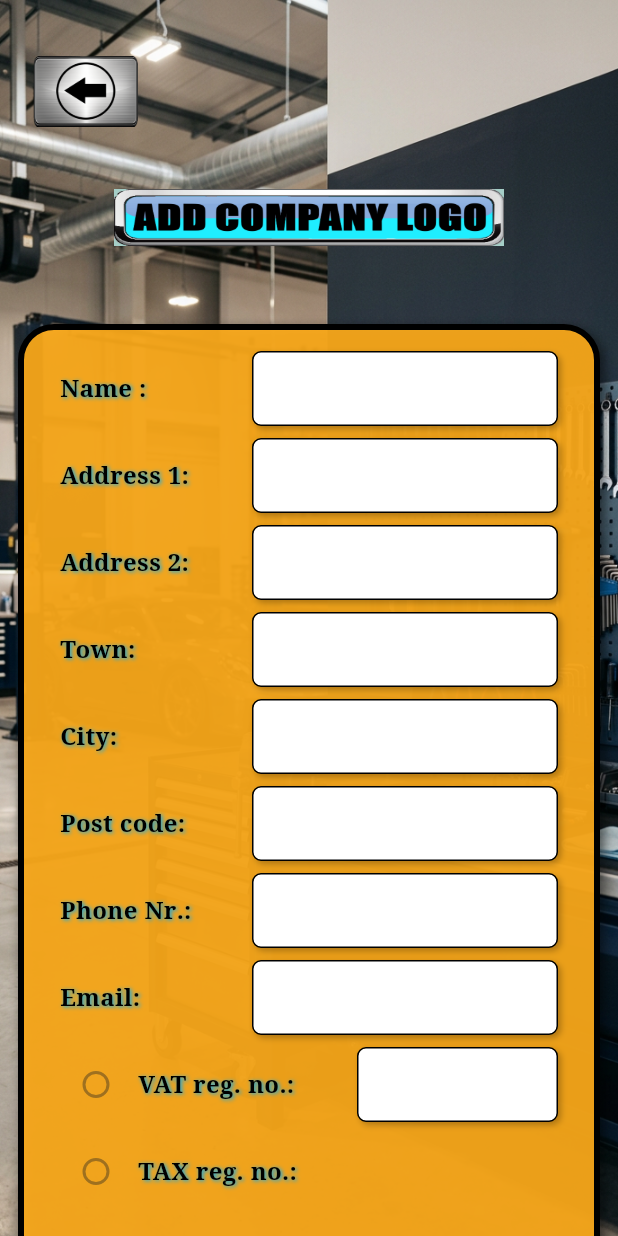
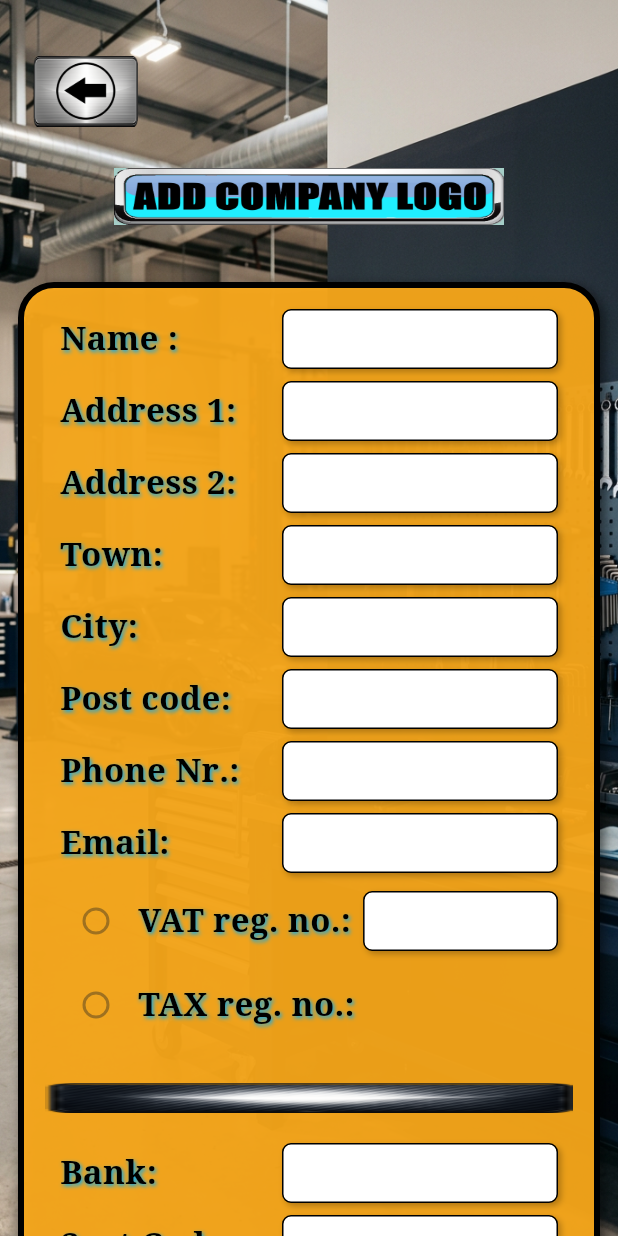
Before and after one commit to robkemazas/pgm, a Flutter app: the GarageInfoScreen screen opened directly, on a phone screen of 412 x 824 dp. Run offline on Flutter 3.47's test engine with Material 3 defaults, Android fonts, the phone set to English and light mode, and no system bars; our stand-ins replace drift, drift_flutter; accounts and stored records are empty; generated files the repository leaves out were written again.

Commit message:
Tighten and resize Garage Info layout.
Smaller edit boxes, bigger label font, taller company logo, smaller top gaps, with comments.

Generated with Devin

Co-Authored-By: Devin <158243242+devin-ai-integration[bot]@users.noreply.github.com>

```diff
--- a/lib/screens/garage_info_screen.dart
+++ b/lib/screens/garage_info_screen.dart
@@ -50,9 +50,10 @@ class _GarageInfoScreenState extends State<GarageInfoScreen> {
   };
 
   // Shared style for all form labels (left aligned with the Android blue shadow).
+  // Font size increased to 22sp so the label text matches the Android look.
   static const _labelStyle = TextStyle(
     color: Colors.black,
-    fontSize: 16,
+    fontSize: 22,
     fontWeight: FontWeight.bold,
     shadows: [
       Shadow(
@@ -190,8 +191,9 @@ class _GarageInfoScreenState extends State<GarageInfoScreen> {
     return Column(
       crossAxisAlignment: CrossAxisAlignment.start,
       children: [
+        // Back button with a smaller gap below it.
         Padding(
-          padding: const EdgeInsets.only(left: 10, top: 20, bottom: 30),
+          padding: const EdgeInsets.only(left: 10, top: 20, bottom: 10),
           child: GestureDetector(
             onTap: () => Navigator.pop(context),
             child: Image.asset(
@@ -202,8 +204,9 @@ class _GarageInfoScreenState extends State<GarageInfoScreen> {
             ),
           ),
         ),
+        // Company logo button made slightly taller and with a smaller bottom gap.
         Padding(
-          padding: const EdgeInsets.only(bottom: 30),
+          padding: const EdgeInsets.only(bottom: 10),
           child: Center(
             child: GestureDetector(
               onTap: () {
@@ -214,7 +217,7 @@ class _GarageInfoScreenState extends State<GarageInfoScreen> {
               child: Image.asset(
                 'assets/images/logoover.png',
                 width: 260,
-                height: 58,
+                height: 70,
                 fit: BoxFit.contain,
               ),
             ),
@@ -282,8 +285,9 @@ class _GarageInfoScreenState extends State<GarageInfoScreen> {
                 ),
               ]
             : [
+                // Label column: 150dp to fit the larger 22sp font while staying left aligned.
                 Container(
-                  width: 130,
+                  width: 150,
                   padding: const EdgeInsets.only(left: 10),
                   alignment: Alignment.centerLeft,
                   child: Text(
@@ -305,9 +309,10 @@ class _GarageInfoScreenState extends State<GarageInfoScreen> {
   }
 
   /// A translucent silver text field matching the Android edit style.
+  // Height reduced to 40dp for a more compact iPhone form.
   Widget _buildSilverTextField(TextEditingController controller) {
     return Container(
-      height: 50,
+      height: 40,
       decoration: pgmTextFieldDecoration(),
       child: TextField(
         controller: controller,
@@ -315,7 +320,8 @@ class _GarageInfoScreenState extends State<GarageInfoScreen> {
         textAlign: TextAlign.start,
         decoration: const InputDecoration(
           border: InputBorder.none,
-          contentPadding: EdgeInsets.symmetric(horizontal: 8, vertical: 10),
+          // Vertical padding reduced to keep the text centred in the shorter box.
+          contentPadding: EdgeInsets.symmetric(horizontal: 8, vertical: 8),
         ),
       ),
     );
@@ -356,7 +362,8 @@ class _GarageInfoScreenState extends State<GarageInfoScreen> {
               padding: const EdgeInsets.only(right: 10),
               child: selected
                   ? _buildSilverTextField(_regNo)
-                  : const SizedBox(height: 50),
+                  // Same 40dp placeholder height as the edit boxes.
+                  : const SizedBox(height: 40),
             ),
           ),
         ],
```
